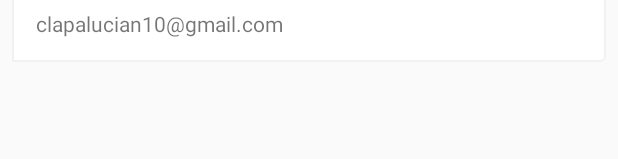
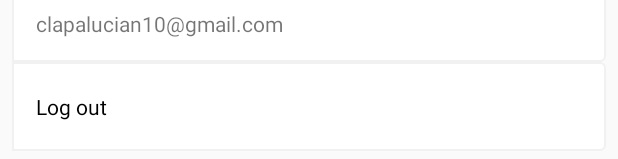
Before and after one commit to paladin952/bSocial-android, an Android app: the layout activity_profile_page.xml on its own in the app's theme, with its tools: preview values and no code run, on a phone screen of 412 x 824 dp. Shown: the part 697-856 px from the top of the screen. Run offline under Robolectric (Android 15) with nearby library versions, the phone set to English and light mode, and no system bars.

Commit message:
add logout

```diff
--- a/app/src/main/res/layout/activity_profile_page.xml
+++ b/app/src/main/res/layout/activity_profile_page.xml
@@ -113,5 +113,19 @@
             tools:text="clapalucian10@gmail.com"/>
     </LinearLayout>
 
+    <TextView
+        android:id="@+id/logout"
+        android:layout_width="match_parent"
+        android:layout_height="wrap_content"
+        android:layout_marginLeft="8dp"
+        android:layout_marginRight="8dp"
+        android:background="@drawable/bg_rounded_corners"
+        android:paddingBottom="20dp"
+        android:paddingLeft="16dp"
+        android:clickable="true"
+        android:paddingRight="16dp"
+        android:paddingTop="20dp"
+        android:text="@string/logout"
+        android:textColor="@color/black"/>
 
 </LinearLayout>
--- a/app/src/main/res/values/strings.xml
+++ b/app/src/main/res/values/strings.xml
@@ -39,5 +39,6 @@
     <string name="nickname_updated_successfuly">Nickname updated</string>
     <string name="nickname_updated_failed">Nickname coudn\'t be updated. Try again!</string>
     <string name="hint_type_a_message">Type a message</string>
+    <string name="logout">Log out</string>
 
 </resources>
```
Also changed, not shown: app/src/main/java/com/clpstudio/bsocial/presentation/profile/ProfilePageActivity.java (+12 -0 lines), app/src/main/java/com/clpstudio/bsocial/presentation/profile/ProfilePagePresenter.java (+7 -0 lines).
